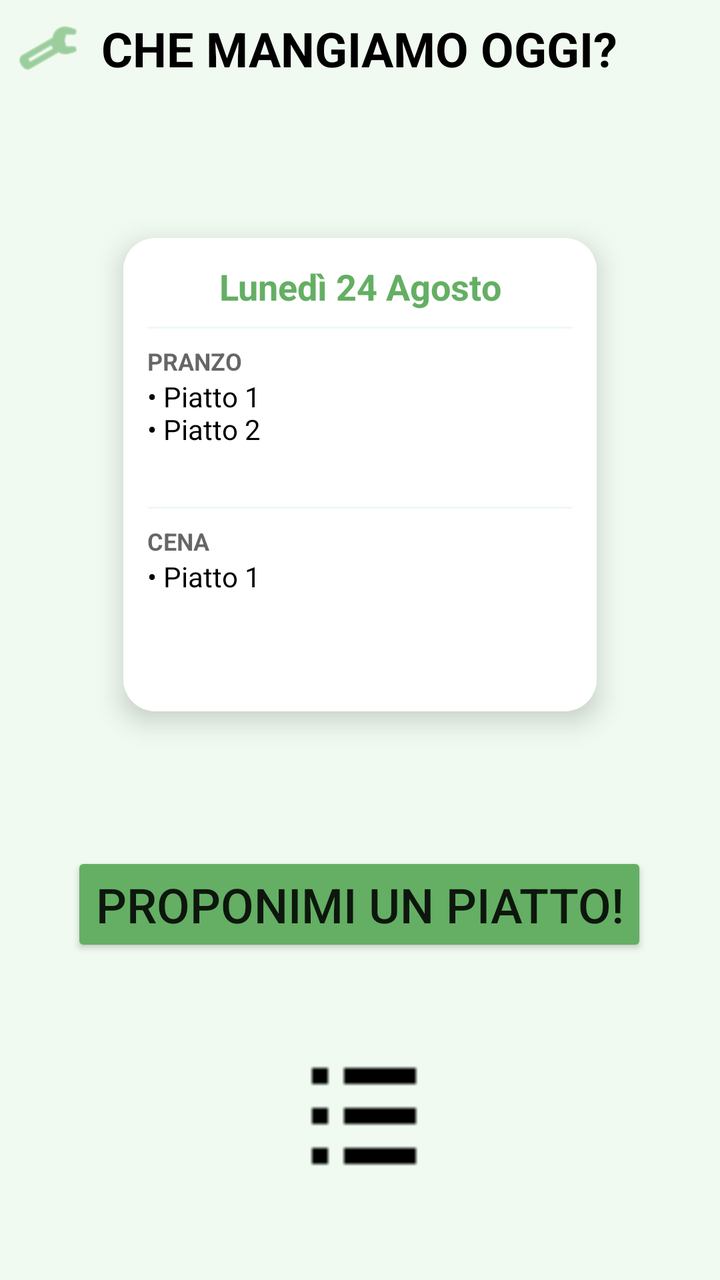
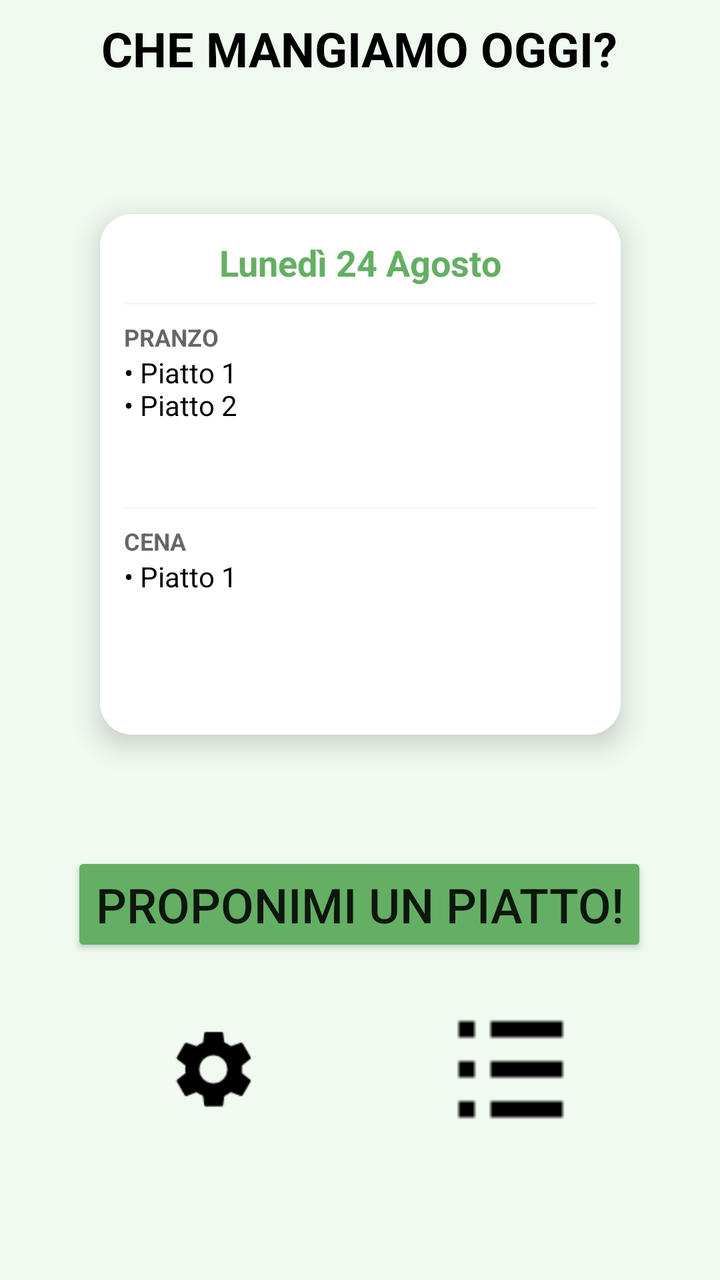

An Android layout rendered at two revisions. The XML below is the earlier revision; the diff shows what the commit changed to produce the second picture.
<!-- AndroidManifest.xml: application theme Theme.ScegliCosaMangiare -->
<!-- res/layout/activity_main.xml -->
<?xml version="1.0" encoding="utf-8"?>
<LinearLayout xmlns:android="http://schemas.android.com/apk/res/android"
    xmlns:app="http://schemas.android.com/apk/res-auto"
    xmlns:tools="http://schemas.android.com/tools"
    android:layout_width="match_parent"
    android:layout_height="match_parent"
    android:background="@color/Verde_BG"
    android:orientation="vertical"
    tools:context=".MainActivity">

    <RelativeLayout
        android:layout_width="match_parent"
        android:layout_height="wrap_content"
        android:padding="8dp">

        <ImageButton
            android:id="@+id/settingsBtn"
            android:layout_width="wrap_content"
            android:layout_height="wrap_content"
            android:layout_alignParentStart="true"
            android:layout_centerVertical="true"
            android:background="@null"
            android:contentDescription="@string/settings_description"
            android:src="@android:drawable/ic_menu_preferences"
            app:tint="@color/Verde_scuro" />

        <TextView
            android:layout_width="wrap_content"
            android:layout_height="wrap_content"
            android:layout_centerInParent="true"
            android:text="@string/che_mangiamo"
            android:textAllCaps="true"
            android:textColor="@color/black"
            android:textSize="24sp"
            android:textStyle="bold" />

    </RelativeLayout>

    <androidx.constraintlayout.widget.ConstraintLayout
        android:layout_width="match_parent"
        android:layout_height="match_parent">

        <androidx.cardview.widget.CardView
            android:id="@+id/calendarCard"
            android:layout_width="0dp"
            android:layout_height="0dp"
            android:layout_margin="16dp"
            app:cardCornerRadius="16dp"
            app:cardElevation="8dp"
            app:layout_constraintBottom_toTopOf="@+id/ProponiPiattoBtn"
            app:layout_constraintDimensionRatio="1:1"
            app:layout_constraintEnd_toEndOf="parent"
            app:layout_constraintStart_toStartOf="parent"
            app:layout_constraintTop_toTopOf="parent"
            app:layout_constraintHeight_percent="0.4">

            <LinearLayout
                android:layout_width="match_parent"
                android:layout_height="match_parent"
                android:orientation="vertical"
                android:background="@color/white"
                android:padding="12dp">

                <TextView
                    android:id="@+id/calendarDateTV"
                    android:layout_width="match_parent"
                    android:layout_height="wrap_content"
                    android:gravity="center"
                    android:text="Lunedì 24 Agosto"
                    android:textColor="@color/Verde_scuro"
                    android:textSize="18sp"
                    android:textStyle="bold"
                    android:paddingBottom="8dp"
                    android:background="?attr/selectableItemBackground"/>

                <View
                    android:layout_width="match_parent"
                    android:layout_height="1dp"
                    android:background="@color/Verde_BG"/>

                <LinearLayout
                    android:layout_width="match_parent"
                    android:layout_height="0dp"
                    android:layout_weight="1"
                    android:orientation="vertical"
                    android:paddingTop="8dp">

                    <TextView
                        android:layout_width="match_parent"
                        android:layout_height="wrap_content"
                        android:text="PRANZO"
                        android:textSize="12sp"
                        android:textStyle="bold"
                        android:textColor="@color/black"
                        android:alpha="0.6"/>

                    <TextView
                        android:id="@+id/pranzoPastiTV"
                        android:layout_width="match_parent"
                        android:layout_height="wrap_content"
                        android:text="• Piatto 1\n• Piatto 2"
                        android:textColor="@color/black"
                        android:textSize="14sp"/>
                </LinearLayout>

                <View
                    android:layout_width="match_parent"
                    android:layout_height="1dp"
                    android:background="@color/Verde_BG"/>

                <LinearLayout
                    android:layout_width="match_parent"
                    android:layout_height="0dp"
                    android:layout_weight="1"
                    android:orientation="vertical"
                    android:paddingTop="8dp">

                    <TextView
                        android:layout_width="match_parent"
                        android:layout_height="wrap_content"
                        android:text="CENA"
                        android:textSize="12sp"
                        android:textStyle="bold"
                        android:textColor="@color/black"
                        android:alpha="0.6"/>

                    <TextView
                        android:id="@+id/cenaPastiTV"
                        android:layout_width="match_parent"
                        android:layout_height="wrap_content"
                        android:text="• Piatto 1"
                        android:textColor="@color/black"
                        android:textSize="14sp"/>
                </LinearLayout>

            </LinearLayout>
        </androidx.cardview.widget.CardView>

        <Button
            android:id="@+id/ProponiPiattoBtn"
            android:layout_width="wrap_content"
            android:layout_height="wrap_content"
            android:text="@string/proponimi_un_piatto"
            android:textSize="24sp"
            app:backgroundTint="@color/Verde_scuro"
            app:cornerRadius="10dp"
            app:layout_constraintBottom_toBottomOf="parent"
            app:layout_constraintEnd_toEndOf="parent"
            app:layout_constraintHorizontal_bias="0.494"
            app:layout_constraintStart_toStartOf="parent"
            app:layout_constraintTop_toTopOf="parent"
            app:layout_constraintVertical_bias="0.7" />

        <ImageButton
            android:id="@+id/ListaBtn"
            android:layout_width="80dp"
            android:layout_height="80dp"
            android:layout_marginTop="29dp"
            android:background="@color/Verde_BG"
            android:contentDescription="@string/lista_piatti_description"
            android:scaleX="2"
            android:scaleY="2"
            android:src="@drawable/list_icon"
            app:layout_constraintBottom_toBottomOf="parent"
            app:layout_constraintEnd_toEndOf="parent"
            app:layout_constraintStart_toStartOf="parent"
            app:layout_constraintTop_toBottomOf="@+id/ProponiPiattoBtn"
            app:layout_constraintVertical_bias="0.2"
            app:tint="@color/black" />

    </androidx.constraintlayout.widget.ConstraintLayout>

</LinearLayout>
<!-- resources referenced by this layout -->
<resources>
  <color name="Verde_BG">#F0FAF0</color>
  <color name="Verde_scuro">#64AF64</color>
  <color name="black">#FF000000</color>
  <color name="white">#FFFFFFFF</color>
  <!-- drawable list_icon: png bitmap (drawable, 105 bytes) -->
  <string name="che_mangiamo">Che mangiamo oggi?</string>
  <string name="lista_piatti_description">Lista piatti</string>
  <string name="proponimi_un_piatto">Proponimi un piatto!</string>
  <string name="settings_description">Impostazioni</string>
  <style name="Theme.ScegliCosaMangiare" parent="Theme.MaterialComponents.DayNight.NoActionBar">
          
          <item name="colorPrimary">@color/Verde_scuro</item>
          <item name="colorPrimaryVariant">@color/Verde_scuro</item>
          <item name="colorOnPrimary">@color/white</item>
          
          <item name="colorSecondary">@color/Verde_chiaro</item>
          <item name="colorSecondaryVariant">@color/Verde_chiaro</item>
          <item name="colorOnSecondary">@color/black</item>
          
          <item name="android:statusBarColor" tools:targetApi="l">?attr/colorPrimaryVariant</item>
          
      </style>
  <color name="Verde_chiaro">#C8FAC8</color>
</resources>

<!-- the commit's change to res/layout/activity_main.xml (unified diff, before → after) -->
@@ -12,17 +12,6 @@
         android:layout_width="match_parent"
         android:layout_height="wrap_content"
         android:padding="8dp">
-
-        <ImageButton
-            android:id="@+id/settingsBtn"
-            android:layout_width="wrap_content"
-            android:layout_height="wrap_content"
-            android:layout_alignParentStart="true"
-            android:layout_centerVertical="true"
-            android:background="@null"
-            android:contentDescription="@string/settings_description"
-            android:src="@android:drawable/ic_menu_preferences"
-            app:tint="@color/Verde_scuro" />
 
         <TextView
             android:layout_width="wrap_content"
@@ -52,7 +41,7 @@
             app:layout_constraintEnd_toEndOf="parent"
             app:layout_constraintStart_toStartOf="parent"
             app:layout_constraintTop_toTopOf="parent"
-            app:layout_constraintHeight_percent="0.4">
+            app:layout_constraintHeight_percent="0.44">
 
             <LinearLayout
                 android:layout_width="match_parent"
@@ -152,10 +141,26 @@
             app:layout_constraintVertical_bias="0.7" />
 
         <ImageButton
+            android:id="@+id/settingsBtn"
+            android:layout_width="80dp"
+            android:layout_height="80dp"
+            android:background="@color/Verde_BG"
+            android:contentDescription="@string/settings_description"
+            android:scaleX="2"
+            android:scaleY="2"
+            android:src="@drawable/ic_settings"
+            app:tint="@color/black"
+            app:layout_constraintBottom_toBottomOf="parent"
+            app:layout_constraintEnd_toStartOf="@+id/ListaBtn"
+            app:layout_constraintHorizontal_chainStyle="spread"
+            app:layout_constraintStart_toStartOf="parent"
+            app:layout_constraintTop_toBottomOf="@+id/ProponiPiattoBtn"
+            app:layout_constraintVertical_bias="0.2" />
+
+        <ImageButton
             android:id="@+id/ListaBtn"
             android:layout_width="80dp"
             android:layout_height="80dp"
-            android:layout_marginTop="29dp"
             android:background="@color/Verde_BG"
             android:contentDescription="@string/lista_piatti_description"
             android:scaleX="2"
@@ -163,7 +168,7 @@
             android:src="@drawable/list_icon"
             app:layout_constraintBottom_toBottomOf="parent"
             app:layout_constraintEnd_toEndOf="parent"
-            app:layout_constraintStart_toStartOf="parent"
+            app:layout_constraintStart_toEndOf="@+id/settingsBtn"
             app:layout_constraintTop_toBottomOf="@+id/ProponiPiattoBtn"
             app:layout_constraintVertical_bias="0.2"
             app:tint="@color/black" />
<!-- resource entries referenced after the edit -->
@@ -4,6 +4,17 @@
   <color name="Verde_scuro">#64AF64</color>
   <color name="black">#FF000000</color>
   <color name="white">#FFFFFFFF</color>
+  <!-- drawable ic_settings (drawable) -->
+  <vector xmlns:android="http://schemas.android.com/apk/res/android"
+      android:width="24dp"
+      android:height="24dp"
+      android:viewportWidth="24"
+      android:viewportHeight="24"
+      android:tint="@color/black">
+    <path
+        android:fillColor="@android:color/white"
+        android:pathData="M19.14,12.94c0.04,-0.3 0.06,-0.61 0.06,-0.94c0,-0.33 -0.02,-0.64 -0.06,-0.94l2.03,-1.58c0.18,-0.14 0.23,-0.39 0.12,-0.59l-1.92,-3.32c-0.12,-0.2 -0.36,-0.27 -0.57,-0.2L16.4,6.22c-0.5,-0.38 -1.05,-0.7 -1.64,-0.95L14.46,3.01c-0.03,-0.21 -0.22,-0.37 -0.44,-0.37l-3.84,0c-0.22,0 -0.41,0.16 -0.44,0.37L9.44,5.27c-0.59,0.25 -1.14,0.57 -1.64,0.95L5.4,5.39c-0.21,-0.07 -0.45,0 -0.57,0.2L2.91,8.91c-0.11,0.2 -0.06,0.45 0.12,0.59l2.03,1.58c-0.04,0.3 -0.06,0.61 -0.06,0.94c0,0.33 0.02,0.64 0.06,0.94l-2.03,1.58c-0.18,0.14 -0.23,0.39 -0.12,0.59l1.92,3.32c0.12,0.2 0.36,0.27 0.57,0.2l2.39,-0.95c0.5,0.38 1.05,0.7 1.64,0.95l0.3,2.26c0.03,0.21 0.22,0.37 0.44,0.37l3.84,0c0.22,0 0.41,-0.16 0.44,-0.37l0.3,-2.26c0.59,-0.25 1.14,-0.57 1.64,-0.95l2.39,0.95c0.21,0.07 0.45,0 0.57,-0.2l1.92,-3.32c0.11,-0.2 0.06,-0.45 -0.12,-0.59L19.14,12.94zM12,15.5c-1.93,0 -3.5,-1.57 -3.5,-3.5s1.57,-3.5 3.5,-3.5s3.5,1.57 3.5,3.5S13.93,15.5 12,15.5z"/>
+  </vector>
   <!-- drawable list_icon: png bitmap (drawable, 105 bytes) -->
   <string name="che_mangiamo">Che mangiamo oggi?</string>
   <string name="lista_piatti_description">Lista piatti</string>
